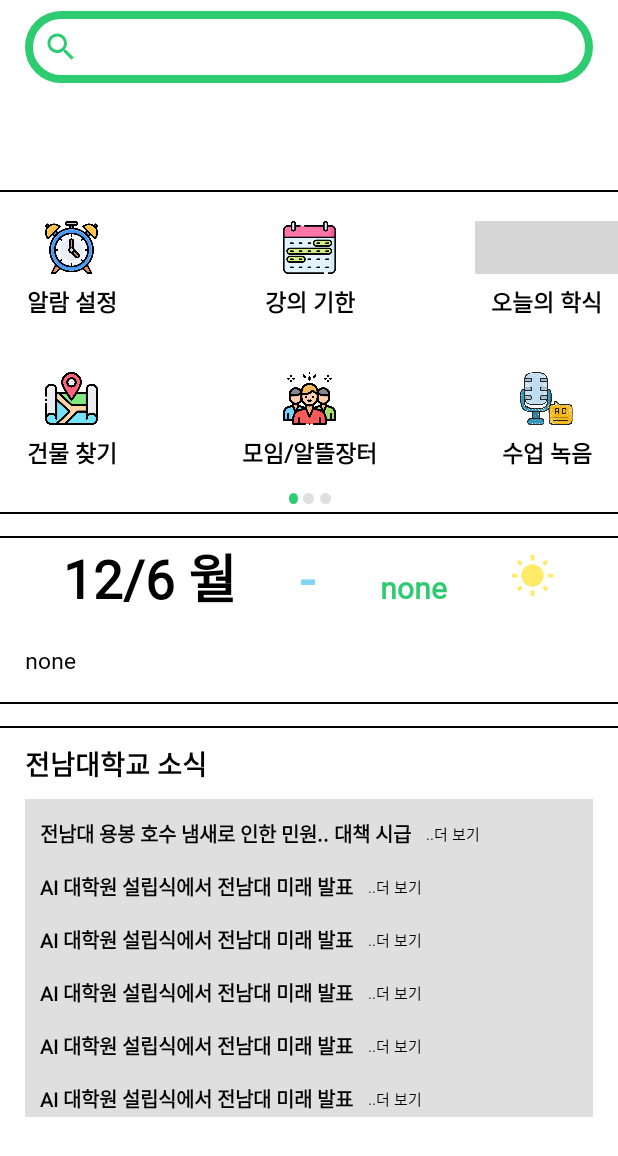
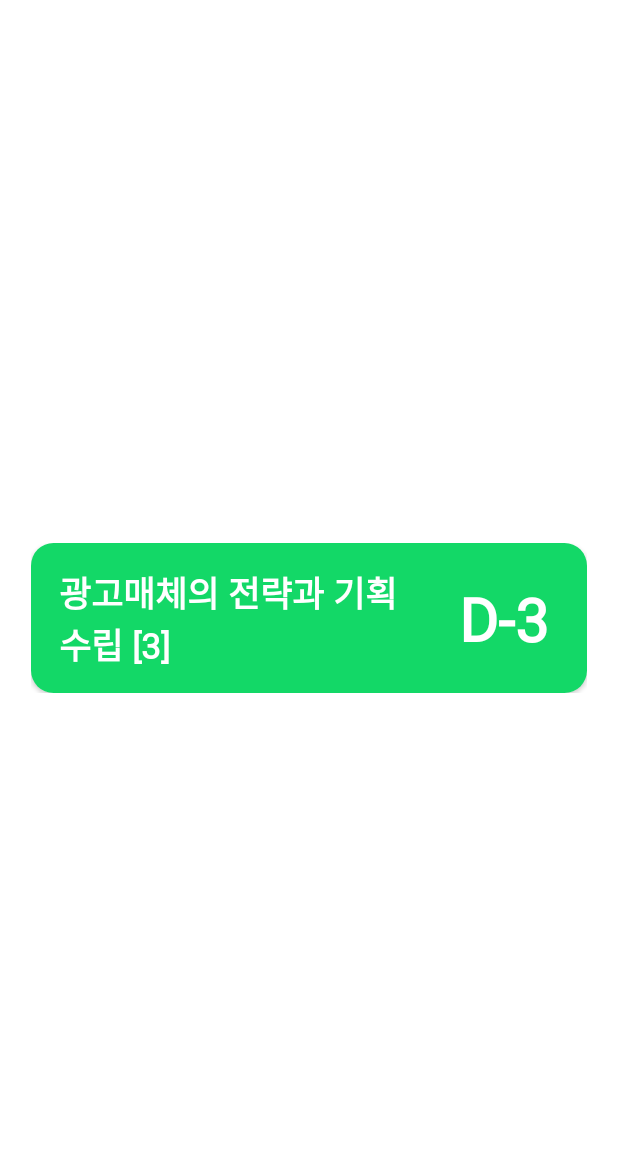
Before and after one commit to millionswillnd/JNUCenter, an Android app: the screen it shows after launch (MainActivity before the commit, LectureDateActivity after it), after a tap on "강의 기한", on a phone screen of 412 x 824 dp. Shown: the top 1156 px of the screen. Run offline under Robolectric (Android 15) with nearby library versions, the phone set to English and light mode, and no system bars; our stand-ins replace AdMob; grey boxes are pictures that could not be loaded.

Commit message:
LectureDateActivity 강의 기한 커스텀뷰 완성

```diff
--- a/app/src/main/AndroidManifest.xml
+++ b/app/src/main/AndroidManifest.xml
@@ -1,47 +1,37 @@
 <?xml version="1.0" encoding="utf-8"?>
 <manifest xmlns:android="http://schemas.android.com/apk/res/android"
     package="com.example.jnucenter">
+    <!-- 퍼미션 -->
+    <uses-permission android:name="android.permission.INTERNET" />
+    <uses-permission android:name="android.permission.CALL_PHONE" />
 
-
-    <!-- 퍼미션 -->
-    <uses-permission android:name="android.permission.INTERNET"></uses-permission>
-    <uses-permission android:name="android.permission.CALL_PHONE"></uses-permission>
-
-
-    <!-- 애플리케이션 -->
     <application
         android:allowBackup="true"
-        android:usesCleartextTraffic="true"
         android:icon="@mipmap/ic_launcher"
         android:label="@string/app_name"
         android:roundIcon="@mipmap/ic_launcher_round"
         android:supportsRtl="true"
         android:theme="@style/Theme.JNUCenter"
-        >
+        android:usesCleartextTraffic="true">
+        <activity android:name=".mvvm.feature.lecture.LectureDateActivity"></activity>
 
         <meta-data
             android:name="com.google.android.gms.ads.APPLICATION_ID"
-            android:value="ca-app-pub-3958688591357712~6987190618" />
-        <!-- NumberActivity -->
-        <activity android:name=".mvvm.feature.number.NumberActivity"
+            android:value="ca-app-pub-3958688591357712~6987190618" /> <!-- NumberActivity -->
+        <activity
+            android:name=".mvvm.feature.number.NumberActivity"
             android:exported="true"
-            android:windowSoftInputMode="adjustNothing"
-            ></activity>
-
-        <!-- SplashActivity -->
+            android:windowSoftInputMode="adjustNothing" /> <!-- SplashActivity -->
         <activity android:name=".SplashActivity">
             <intent-filter>
                 <action android:name="android.intent.action.MAIN" />
 
                 <category android:name="android.intent.category.LAUNCHER" />
             </intent-filter>
-        </activity>
-
-        <!-- MainActivity -->
+        </activity> <!-- MainActivity -->
         <activity
             android:name=".mvvm.feature.main.MainActivity"
             android:windowSoftInputMode="adjustNothing" />
-
     </application>
 
 </manifest>
--- /dev/null
+++ b/app/src/main/java/com/example/jnucenter/mvvm/feature/lecture/CustomLectureDate.kt
@@ -0,0 +1,72 @@
+package com.example.jnucenter.mvvm.feature.lecture
+
+import android.content.Context
+import android.content.res.TypedArray
+import android.util.AttributeSet
+import android.view.LayoutInflater
+import android.widget.TextView
+import androidx.constraintlayout.widget.ConstraintLayout
+import com.example.jnucenter.R
+
+class CustomLectureDate : ConstraintLayout {
+
+    var title : TextView? = null
+    var date : TextView? = null
+    var layout : ConstraintLayout? = null
+
+    constructor(context: Context) : super(context){
+        initView()
+    }
+    constructor(context: Context, attrs: AttributeSet) : super(context, attrs){
+        initView()
+        getAttrs(attrs)
+    }
+    constructor(context: Context?, attrs: AttributeSet, defstyle: Int)
+            : super(context!!, attrs, defstyle){
+        initView()
+        getAttrs(attrs, defstyle)
+    }
+
+    private fun initView(){
+
+        val inflaterService = Context.LAYOUT_INFLATER_SERVICE
+        val layoutInflater = context.getSystemService(inflaterService) as LayoutInflater
+        val view = layoutInflater.inflate(R.layout.lecture_date_customview, this, false)
+        addView(view)
+
+        title = findViewById(R.id.lecture_title) as TextView
+        date = findViewById(R.id.lecture_date) as TextView
+        layout = findViewById(R.id.constraint_layout) as ConstraintLayout
+    }
+
+
+    private fun getAttrs(attrs: AttributeSet){
+        val typedArray = context.obtainStyledAttributes(attrs, R.styleable.CustomLectureDate)
+        setTypeArray(typedArray)
+    }
+
+    private fun getAttrs(attrs: AttributeSet, defstyle: Int){
+        val typeArray  = context.obtainStyledAttributes(attrs,
+            R.styleable.CustomLectureDate,
+            defstyle, 0)
+
+        setTypeArray(typeArray)
+    }
+
+    private fun setTypeArray(typedArray: TypedArray){
+
+        // title set
+        val title_resId = typedArray.getString(R.styleable.CustomLectureDate_lecture_title)
+        title?.setText(title_resId)
+
+        // date set
+        val date_resId = typedArray.getString(R.styleable.CustomLectureDate_lecture_date)
+        date?.setText(date_resId)
+
+        // background color set
+        val color_resId = typedArray.getColor(R.styleable.CustomLectureDate_back_color, 0)
+        layout?.setBackgroundColor(color_resId)
+    }
+
+
+}
--- /dev/null
+++ b/app/src/main/java/com/example/jnucenter/mvvm/feature/lecture/LectureDateActivity.kt
@@ -0,0 +1,12 @@
+package com.example.jnucenter.mvvm.feature.lecture
+
+import androidx.appcompat.app.AppCompatActivity
+import android.os.Bundle
+import com.example.jnucenter.R
+
+class LectureDateActivity : AppCompatActivity() {
+    override fun onCreate(savedInstanceState: Bundle?) {
+        super.onCreate(savedInstanceState)
+        setContentView(R.layout.activity_lecture_date)
+    }
+}
--- a/app/src/main/java/com/example/jnucenter/mvvm/feature/main/IconFirstFragment.kt
+++ b/app/src/main/java/com/example/jnucenter/mvvm/feature/main/IconFirstFragment.kt
@@ -12,6 +12,7 @@ import androidx.fragment.app.Fragment
 import com.example.jnucenter.R
 import com.example.jnucenter.SplashActivity
 import com.example.jnucenter.databinding.MainIconFragOneBinding
+import com.example.jnucenter.mvvm.feature.lecture.LectureDateActivity
 
 class IconFirstFragment : Fragment(), View.OnClickListener {
 
@@ -56,7 +57,8 @@ class IconFirstFragment : Fragment(), View.OnClickListener {
 
             // 강의기한
             R.id.customview2 -> {
-                Toast.makeText(mainContext, "터치이벤트 입니다", Toast.LENGTH_LONG).show()
+                val intent = Intent(mainContext, LectureDateActivity::class.java)
+                startActivity(intent)
             }
 
             // 오늘의 학식
--- a/app/src/main/java/com/example/jnucenter/mvvm/feature/number/NumberActivity.kt
+++ b/app/src/main/java/com/example/jnucenter/mvvm/feature/number/NumberActivity.kt
@@ -61,7 +61,7 @@ class NumberActivity : AppCompatActivity() {
             // 텍스트가 바뀔 때 마다 adpater를 갱신
             override fun onQueryTextChange(newText: String?): Boolean {
 
-                lifecycleScope.launch {
+                lifecycleScope.launch(Dispatchers.IO) {
                     number_viewmodel.getNumbersBySearch(newText!!).collectLatest {
                         adapter.submitData(it)
                     }
--- a/app/src/main/java/com/example/jnucenter/mvvm/repository/network/retrofit/numbers/NumberApi.kt
+++ b/app/src/main/java/com/example/jnucenter/mvvm/repository/network/retrofit/numbers/NumberApi.kt
@@ -13,7 +13,7 @@ interface NumberApi {
     ) : Call<List<NumbersDTO>>
 
 
-    // 특정 부서명 검색어에 의한 전화번호 리퀘스트
+    // 특정 부서명 검색어에 의한 전화번호 리퀘스트, 페이징 적용 o
     @GET("/numbers/search")
     fun reqeustNumbersBySearch(
         @Query("search_name") search_name : String,
--- /dev/null
+++ b/app/src/main/res/layout/activity_lecture_date.xml
@@ -0,0 +1,37 @@
+<?xml version="1.0" encoding="utf-8"?>
+<androidx.constraintlayout.widget.ConstraintLayout xmlns:android="http://schemas.android.com/apk/res/android"
+    xmlns:app="http://schemas.android.com/apk/res-auto"
+    xmlns:tools="http://schemas.android.com/tools"
+    android:layout_width="match_parent"
+    android:layout_height="match_parent"
+    tools:context=".mvvm.feature.lecture.LectureDateActivity">
+
+    <androidx.constraintlayout.widget.Guideline
+        android:id="@+id/lecture_left_guide"
+        android:layout_width="wrap_content"
+        android:layout_height="wrap_content"
+        android:orientation="vertical"
+        app:layout_constraintGuide_percent="0.05"
+        ></androidx.constraintlayout.widget.Guideline>
+
+    <androidx.constraintlayout.widget.Guideline
+        android:id="@+id/lecture_right_guide"
+        android:layout_width="wrap_content"
+        android:layout_height="wrap_content"
+        android:orientation="vertical"
+        app:layout_constraintGuide_percent="0.95"
+        ></androidx.constraintlayout.widget.Guideline>
+
+    <com.example.jnucenter.mvvm.feature.lecture.CustomLectureDate
+        android:layout_width="0dp"
+        android:layout_height="wrap_content"
+        app:lecture_title = "광고매체의 전략과 기획 수립 [3]"
+        app:lecture_date = "D-3"
+        app:back_color="@color/lecture_custom_bright_green"
+        app:layout_constraintStart_toStartOf="@id/lecture_left_guide"
+        app:layout_constraintEnd_toEndOf="@id/lecture_right_guide"
+        app:layout_constraintTop_toTopOf="parent"
+        app:layout_constraintBottom_toBottomOf="parent"
+        ></com.example.jnucenter.mvvm.feature.lecture.CustomLectureDate>
+
+</androidx.constraintlayout.widget.ConstraintLayout>
--- /dev/null
+++ b/app/src/main/res/layout/lecture_date_customview.xml
@@ -0,0 +1,62 @@
+<?xml version="1.0" encoding="utf-8"?>
+
+<androidx.cardview.widget.CardView
+    android:layout_width="match_parent"
+    android:layout_height="100dp"
+    app:cardCornerRadius="15dp"
+    xmlns:android="http://schemas.android.com/apk/res/android"
+    xmlns:app="http://schemas.android.com/apk/res-auto"
+    >
+    <androidx.constraintlayout.widget.ConstraintLayout
+        android:id="@+id/constraint_layout"
+        android:layout_width="match_parent"
+        android:layout_height="match_parent"
+        android:background="@color/lecture_custom_bright_green">
+
+        <androidx.constraintlayout.widget.Guideline
+            android:id="@+id/front_guide"
+            android:layout_width="wrap_content"
+            android:layout_height="wrap_content"
+            android:orientation="vertical"
+            app:layout_constraintGuide_percent="0.05"
+            ></androidx.constraintlayout.widget.Guideline>
+
+
+        <TextView
+            android:id="@+id/lecture_title"
+            android:layout_width="0dp"
+            android:layout_height="wrap_content"
+            android:textColor="@color/white"
+            android:textSize="23sp"
+            android:text="광고매체의 전략과 수립 [2]"
+            android:textStyle="bold"
+            app:layout_constraintStart_toStartOf="@id/front_guide"
+            app:layout_constraintBottom_toBottomOf="parent"
+            app:layout_constraintTop_toTopOf="parent"
+            app:layout_constraintEnd_toStartOf="@id/center_guide"
+            app:layout_constraintHorizontal_bias="0.1"
+            ></TextView>
+
+        <androidx.constraintlayout.widget.Guideline
+            android:id="@+id/center_guide"
+            android:layout_width="wrap_content"
+            android:layout_height="wrap_content"
+            android:orientation="vertical"
+            app:layout_constraintGuide_percent="0.7"
+            ></androidx.constraintlayout.widget.Guideline>
+
+        <TextView
+            android:id="@+id/lecture_date"
+            android:layout_width="wrap_content"
+            android:layout_height="wrap_content"
+            android:textColor="@color/white"
+            android:textSize="40sp"
+            android:text="D-2"
+            android:textStyle="bold"
+            app:layout_constraintStart_toEndOf="@id/center_guide"
+            app:layout_constraintBottom_toBottomOf="parent"
+            app:layout_constraintTop_toTopOf="parent"
+            app:layout_constraintEnd_toEndOf="parent"
+            ></TextView>
+    </androidx.constraintlayout.widget.ConstraintLayout>
+</androidx.cardview.widget.CardView>
--- a/app/src/main/res/values/attrs.xml
+++ b/app/src/main/res/values/attrs.xml
@@ -14,4 +14,12 @@
         <attr name="url" format="reference|string"></attr>
     </declare-styleable>
 
+
+    <!-- Lecture Date Activity 커스텀뷰 속성 -->
+    <declare-styleable name="CustomLectureDate">
+        <attr name="back_color" format="reference|integer"></attr>
+        <attr name="lecture_title" format="reference|string"></attr>
+        <attr name="lecture_date" format="reference|string"></attr>
+    </declare-styleable>
+
 </resources>
--- a/app/src/main/res/values/colors.xml
+++ b/app/src/main/res/values/colors.xml
@@ -11,6 +11,7 @@
     <color name="grey">#DFDFDF</color>
     <color name="white">#FFFFFFFF</color>
     <color name="main_color_green">#2ECC71</color>
+    <color name="lecture_custom_bright_green">#13D867</color>
     <color name="main_icon_color_green_bold">#39802c</color>
     <color name="skyblue">#81D4FA</color>
     <color name="main_view_color_mint">#CFFFE5</color>
```
